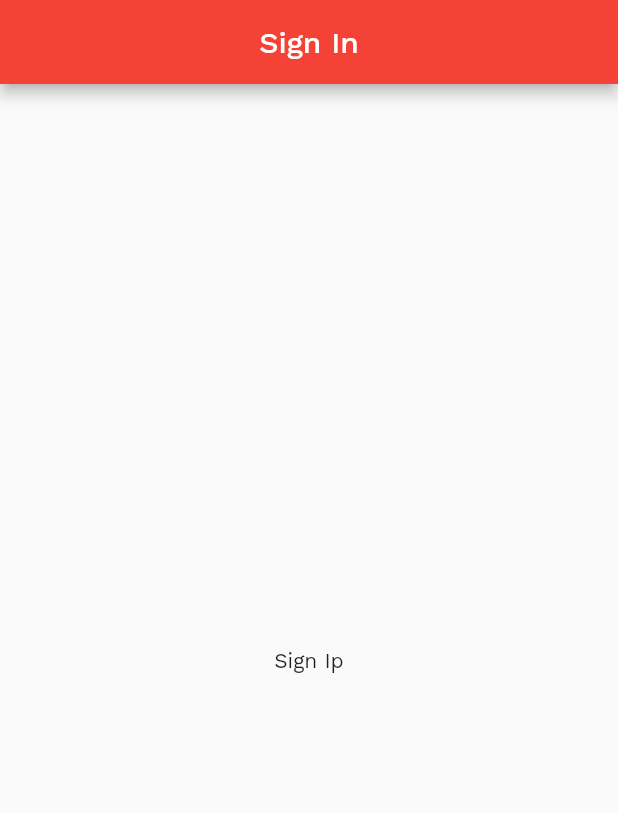
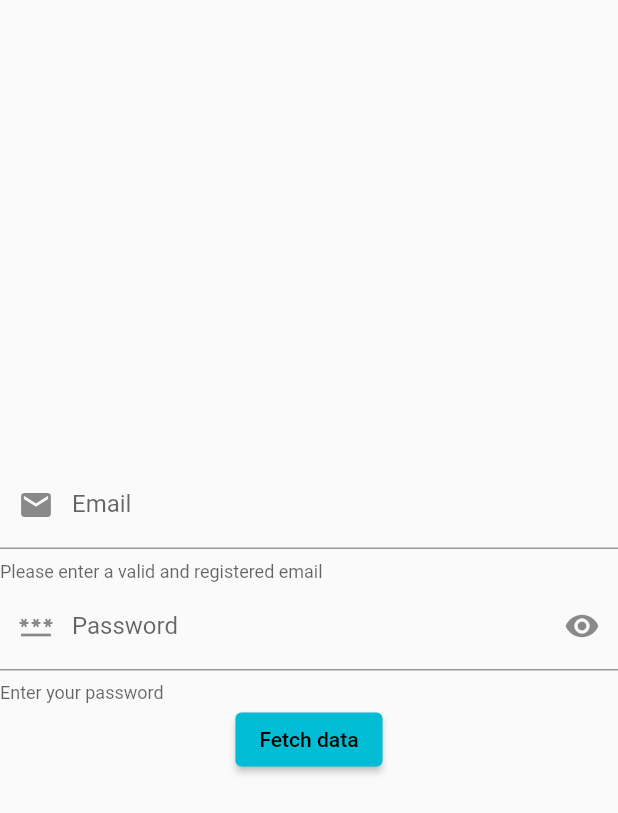
Before and after one commit to tuuhin/expense_tracker, a Flutter app: the screen it shows after launch, on a phone screen of 412 x 824 dp. Shown: the top 813 px of the screen. Run offline on Flutter 3.47's test engine with Material 2 defaults, Android fonts, the phone set to English and light mode, and no system bars; our stand-ins replace bloc, dio, flutter_bloc, flutter_dotenv, flutter_secure_storage, google_fonts.

```diff
--- a/frontend/analysis_options.yaml
+++ b/frontend/analysis_options.yaml
@@ -23,7 +23,7 @@ linter:
   # producing the lint.
   rules:
     avoid_print: false  # Uncomment to disable the `avoid_print` rule
-    # prefer_single_quotes: true  # Uncomment to enable the `prefer_single_quotes` rule
+    prefer_single_quotes: true  # Uncomment to enable the `prefer_single_quotes` rule
 
 # Additional information about this file can be found at
 # https://dart.dev/guides/language/analysis-options
--- a/frontend/lib/app.dart
+++ b/frontend/lib/app.dart
@@ -9,6 +9,7 @@ class App extends StatelessWidget {
   @override
   Widget build(BuildContext context) {
     final AuthCubit _auth = BlocProvider.of<AuthCubit>(context);
+    print(_auth);
     return const Authentication();
   }
 }
--- a/frontend/lib/app/auth/sign_in.dart
+++ b/frontend/lib/app/auth/sign_in.dart
@@ -1,17 +1,66 @@
 import 'package:flutter/material.dart';
+import 'package:dio/dio.dart';
 
-class SignInPage extends StatelessWidget {
+class SignInPage extends StatefulWidget {
   const SignInPage({Key? key}) : super(key: key);
 
   @override
+  State<SignInPage> createState() => _SignInPageState();
+}
+
+class _SignInPageState extends State<SignInPage> {
+  final TextEditingController _email = TextEditingController();
+  final TextEditingController _password = TextEditingController();
+  final Dio _dio = Dio();
+  bool isPasswordVisible = false;
+  @override
   Widget build(BuildContext context) {
     return Scaffold(
-      appBar: AppBar(
-        title: const Text('Sign In'),
-        centerTitle: true,
-      ),
-      body: const Center(
-        child: Text('Sign Ip'),
+      body: Column(
+        mainAxisAlignment: MainAxisAlignment.center,
+        children: [
+          TextField(
+            controller: _email,
+            keyboardType: TextInputType.emailAddress,
+            decoration: const InputDecoration(
+                labelText: 'Email',
+                helperText: 'Please enter a valid and registered email',
+                prefixIcon: Icon(Icons.email)),
+          ),
+          TextField(
+            controller: _password,
+            obscureText: isPasswordVisible,
+            obscuringCharacter: '*',
+            keyboardType: TextInputType.visiblePassword,
+            decoration: InputDecoration(
+              labelText: 'Password',
+              helperText: 'Enter your password',
+              prefixIcon: const Icon(Icons.password),
+              suffixIcon: IconButton(
+                  onPressed: () {
+                    setState(() => isPasswordVisible = !isPasswordVisible);
+                  },
+                  icon: Icon(isPasswordVisible
+                      ? Icons.visibility_off
+                      : Icons.visibility)),
+            ),
+          ),
+          ElevatedButton(
+            onPressed: () async {
+              print(_email.text);
+              // try {
+
+              //  await  _dio
+              //       .get('http://10.0.2.2:8000/api/income')
+              //       .then((value) => print(value));
+
+              // } catch (e) {
+              //   print(e);
+              // }
+            },
+            child: const Text('Fetch data'),
+          )
+        ],
       ),
     );
   }
--- a/frontend/lib/main.dart
+++ b/frontend/lib/main.dart
@@ -10,7 +10,7 @@ void main() async {
   WidgetsFlutterBinding.ensureInitialized();
   SystemChrome.setSystemUIOverlayStyle(
       const SystemUiOverlayStyle(statusBarColor: Colors.transparent));
-  await dotenv.load(fileName: ".env");
+  await dotenv.load(fileName: '.env');
   runApp(const MyApp());
 }
 
--- a/frontend/lib/services/api/api_client.dart
+++ b/frontend/lib/services/api/api_client.dart
@@ -1,5 +1,4 @@
 import 'package:flutter_dotenv/flutter_dotenv.dart';
-
 class DioApiClient {
   String? client = dotenv.env['CLIENT'];
 }
--- a/frontend/lib/utils/palette.dart
+++ b/frontend/lib/utils/palette.dart
@@ -3,8 +3,8 @@ import 'package:google_fonts/google_fonts.dart';
 
 class Palette {
   static ThemeData lightTheme = ThemeData(
-    fontFamily: GoogleFonts.workSans().fontFamily,
-    primarySwatch: Colors.red,
+    // fontFamily: GoogleFonts.workSans().fontFamily,
+    primarySwatch: Colors.cyan,
   );
   static ThemeData darkTheme = ThemeData(
       colorScheme: const ColorScheme.dark(),
```
Also changed, not shown: frontend/pubspec.yaml (+15 -1 lines), frontend/pubspec.lock.
